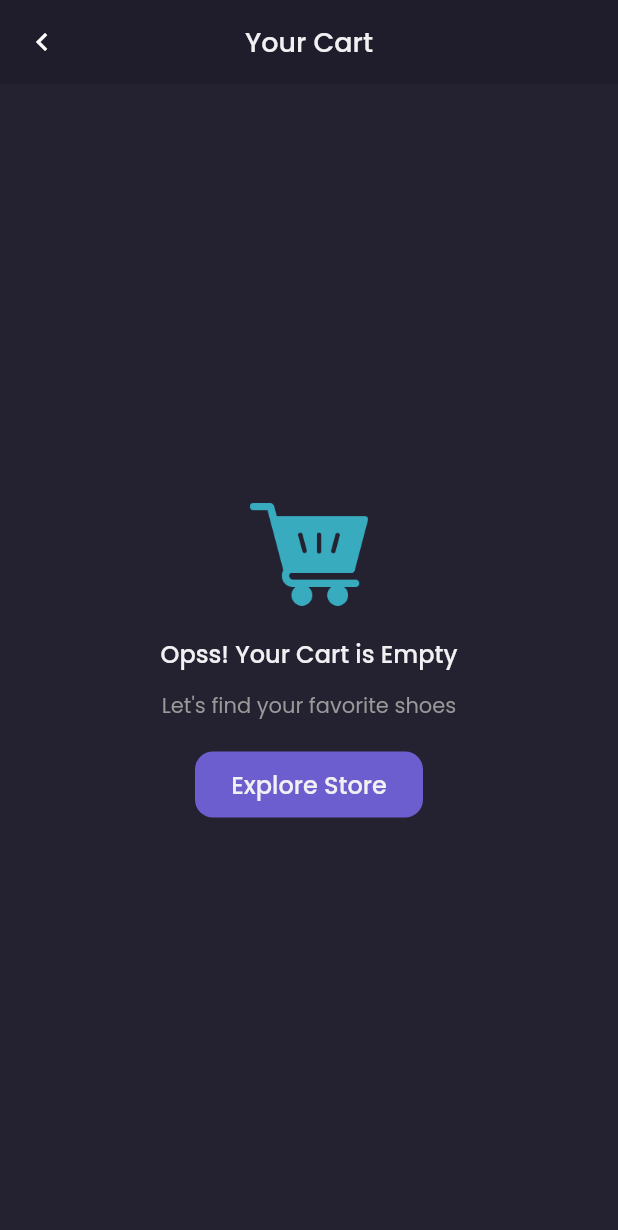
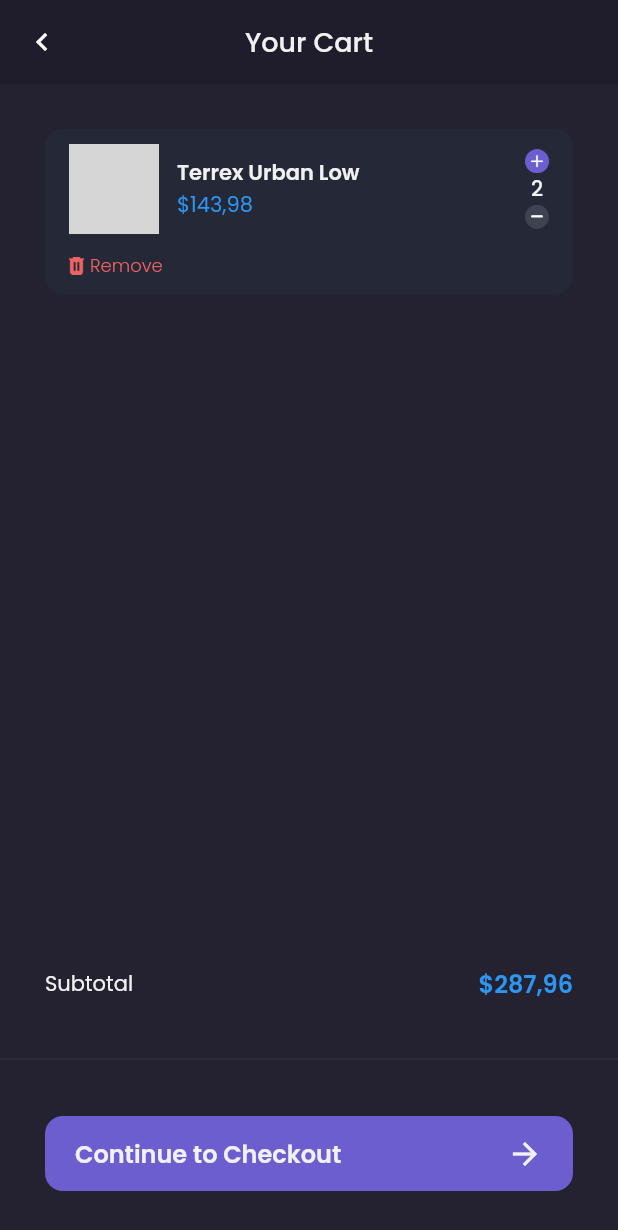
Before and after one commit to ahfasxp/shamo_bwa, a Flutter app: the CartPage screen opened by its route, on a phone screen of 412 x 824 dp. Shown: the top 1230 px of the screen. Run offline on Flutter 3.47's test engine with Material 2 defaults, Android fonts, the phone set to English and light mode, and no system bars; our stand-ins replace carousel_slider, google_fonts; grey boxes are pictures that could not be loaded.

Commit message:
page checkout

```diff
--- a/lib/main.dart
+++ b/lib/main.dart
@@ -1,5 +1,7 @@
 import 'package:flutter/material.dart';
 import 'package:shamo_bwa/pages/cart_page.dart';
+import 'package:shamo_bwa/pages/checkout_page.dart';
+import 'package:shamo_bwa/pages/checkout_success_page.dart';
 import 'package:shamo_bwa/pages/detail_chat_page.dart';
 import 'package:shamo_bwa/pages/edit_profile_page.dart';
 import 'package:shamo_bwa/pages/home/main_page.dart';
@@ -33,6 +35,8 @@
         '/edit-profile': (context) => EditProfilePage(),
         '/product': (context) => ProductPage(),
         '/cart': (context) => CartPage(),
+        '/checkout': (context) => CheckoutPage(),
+        '/checkout-success': (context) => CheckoutSuccessPage(),
       },
     );
   }
--- a/lib/pages/cart_page.dart
+++ b/lib/pages/cart_page.dart
@@ -1,5 +1,6 @@
 import 'package:flutter/material.dart';
 import 'package:shamo_bwa/theme.dart';
+import 'package:shamo_bwa/widgets/cart_card.dart';
 
 class CartPage extends StatelessWidget {
   const CartPage({Key? key}) : super(key: key);
@@ -79,10 +80,99 @@
       );
     }
 
+    Widget content() {
+      return ListView(
+        padding: EdgeInsets.symmetric(
+          horizontal: defaultMargin,
+        ),
+        children: [
+          CartCard(),
+        ],
+      );
+    }
+
+    Widget customBottomNav() {
+      return Container(
+        height: 180,
+        child: Column(
+          children: [
+            Container(
+              margin: EdgeInsets.symmetric(
+                horizontal: defaultMargin,
+              ),
+              child: Row(
+                mainAxisAlignment: MainAxisAlignment.spaceBetween,
+                children: [
+                  Text(
+                    'Subtotal',
+                    style: primaryTextStyle,
+                  ),
+                  Text(
+                    '\$287,96',
+                    style: priceTextStyle.copyWith(
+                      fontSize: 16,
+                      fontWeight: semiBold,
+                    ),
+                  ),
+                ],
+              ),
+            ),
+            SizedBox(
+              height: 30,
+            ),
+            Divider(
+              thickness: 0.3,
+              color: subtitleColor,
+            ),
+            SizedBox(
+              height: 30,
+            ),
+            Container(
+              height: 50,
+              margin: EdgeInsets.symmetric(
+                horizontal: defaultMargin,
+              ),
+              child: TextButton(
+                onPressed: () {
+                  Navigator.pushNamed(context, '/checkout');
+                },
+                style: TextButton.styleFrom(
+                  backgroundColor: primaryColor,
+                  padding: EdgeInsets.symmetric(
+                    horizontal: 20,
+                  ),
+                  shape: RoundedRectangleBorder(
+                    borderRadius: BorderRadius.circular(12),
+                  ),
+                ),
+                child: Row(
+                  mainAxisAlignment: MainAxisAlignment.spaceBetween,
+                  children: [
+                    Text(
+                      'Continue to Checkout',
+                      style: primaryTextStyle.copyWith(
+                        fontSize: 16,
+                        fontWeight: semiBold,
+                      ),
+                    ),
+                    Icon(
+                      Icons.arrow_forward,
+                      color: primaryTextColor,
+                    ),
+                  ],
+                ),
+              ),
+            )
+          ],
+        ),
+      );
+    }
+
     return Scaffold(
       backgroundColor: backgroundColor3,
       appBar: header(),
-      body: emptyCart(),
+      body: content(),
+      bottomNavigationBar: customBottomNav(),
     );
   }
 }
--- a/lib/theme.dart
+++ b/lib/theme.dart
@@ -41,6 +41,10 @@
   color: blackColor,
 );
 
+TextStyle alertTextStyle = GoogleFonts.poppins(
+  color: alertColor,
+);
+
 FontWeight light = FontWeight.w300;
 FontWeight regular = FontWeight.w400;
 FontWeight medium = FontWeight.w500;
--- /dev/null
+++ b/lib/widgets/cart_card.dart
@@ -0,0 +1,101 @@
+import 'package:flutter/material.dart';
+import 'package:shamo_bwa/theme.dart';
+
+class CartCard extends StatelessWidget {
+  const CartCard({Key? key}) : super(key: key);
+
+  @override
+  Widget build(BuildContext context) {
+    return Container(
+      margin: EdgeInsets.only(
+        top: defaultMargin,
+      ),
+      padding: EdgeInsets.symmetric(
+        horizontal: 16,
+        vertical: 10,
+      ),
+      decoration: BoxDecoration(
+        color: backgroundColor4,
+        borderRadius: BorderRadius.circular(12),
+      ),
+      child: Column(
+        children: [
+          Row(
+            children: [
+              Container(
+                width: 60,
+                height: 60,
+                decoration: BoxDecoration(
+                  borderRadius: BorderRadius.circular(12),
+                  image: DecorationImage(
+                    image: AssetImage(
+                      'assets/images/image_shoes.png',
+                    ),
+                  ),
+                ),
+              ),
+              SizedBox(
+                width: 12,
+              ),
+              Expanded(
+                child: Column(
+                  crossAxisAlignment: CrossAxisAlignment.start,
+                  children: [
+                    Text(
+                      'Terrex Urban Low',
+                      style: primaryTextStyle.copyWith(
+                        fontSize: 14,
+                        fontWeight: semiBold,
+                      ),
+                    ),
+                    Text(
+                      '\$143,98',
+                      style: priceTextStyle,
+                    ),
+                  ],
+                ),
+              ),
+              Column(
+                children: [
+                  Image.asset(
+                    'assets/images/button_add.png',
+                    width: 16,
+                  ),
+                  Text(
+                    '2',
+                    style: primaryTextStyle.copyWith(fontWeight: medium),
+                  ),
+                  Image.asset(
+                    'assets/images/button_min.png',
+                    width: 16,
+                  ),
+                ],
+              ),
+            ],
+          ),
+          SizedBox(
+            height: 12,
+          ),
+          Row(
+            children: [
+              Image.asset(
+                'assets/images/icon_remove.png',
+                width: 10,
+              ),
+              SizedBox(
+                width: 4,
+              ),
+              Text(
+                'Remove',
+                style: alertTextStyle.copyWith(
+                  fontSize: 12,
+                  fontWeight: light,
+                ),
+              ),
+            ],
+          )
+        ],
+      ),
+    );
+  }
+}
```
Also changed, not shown: lib/pages/checkout_page.dart (added, +259 -0 lines), lib/pages/checkout_success_page.dart (added, +99 -0 lines), lib/widgets/checkout_card.dart (added, +68 -0 lines), assets/images/button_add.png (renamed from assets/images/icon_add.png), assets/images/button_min.png (renamed from assets/images/icon_min.png), assets/images/icon_line.png (added), assets/images/icon_remove.png (added).
